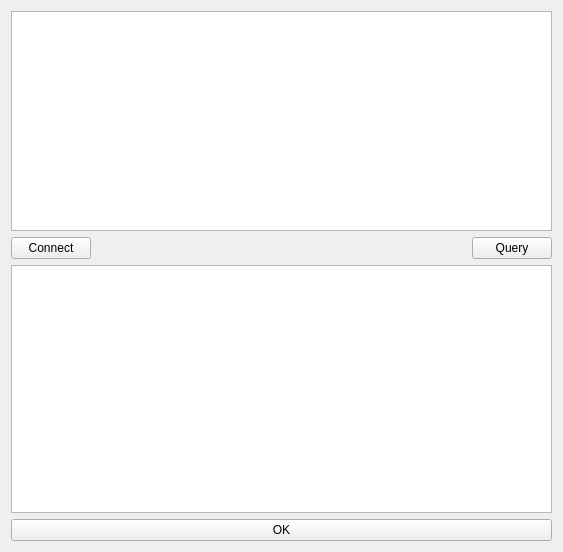
First picture: the form in source/gui/ui/dbsqlite.ui, repository flimmy78/qtverify, before the edit.
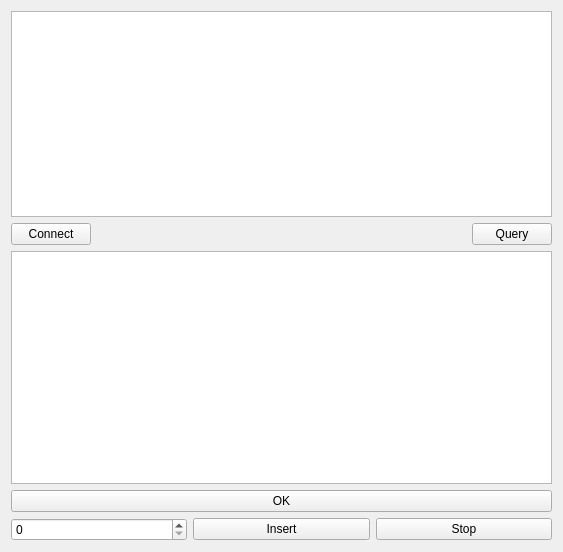
Second picture: the form after the edit.

```diff
--- a/source/gui/ui/dbsqlite.ui
+++ b/source/gui/ui/dbsqlite.ui
@@ -58,6 +58,31 @@
      </property>
     </widget>
    </item>
+   <item row="3" column="0">
+    <layout class="QHBoxLayout" name="horizontalLayout">
+     <item>
+      <widget class="QSpinBox" name="spinBoxNums">
+       <property name="maximum">
+        <number>999999999</number>
+       </property>
+      </widget>
+     </item>
+     <item>
+      <widget class="QPushButton" name="btnInsert">
+       <property name="text">
+        <string>Insert</string>
+       </property>
+      </widget>
+     </item>
+     <item>
+      <widget class="QPushButton" name="btnStop">
+       <property name="text">
+        <string>Stop</string>
+       </property>
+      </widget>
+     </item>
+    </layout>
+   </item>
   </layout>
  </widget>
  <resources/>
```
